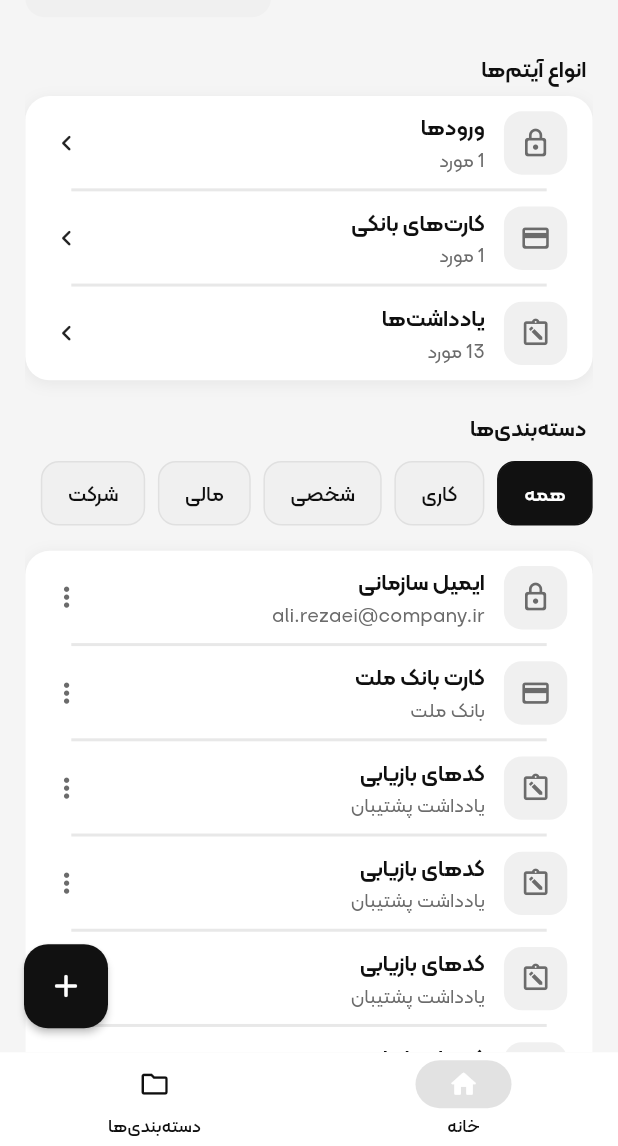
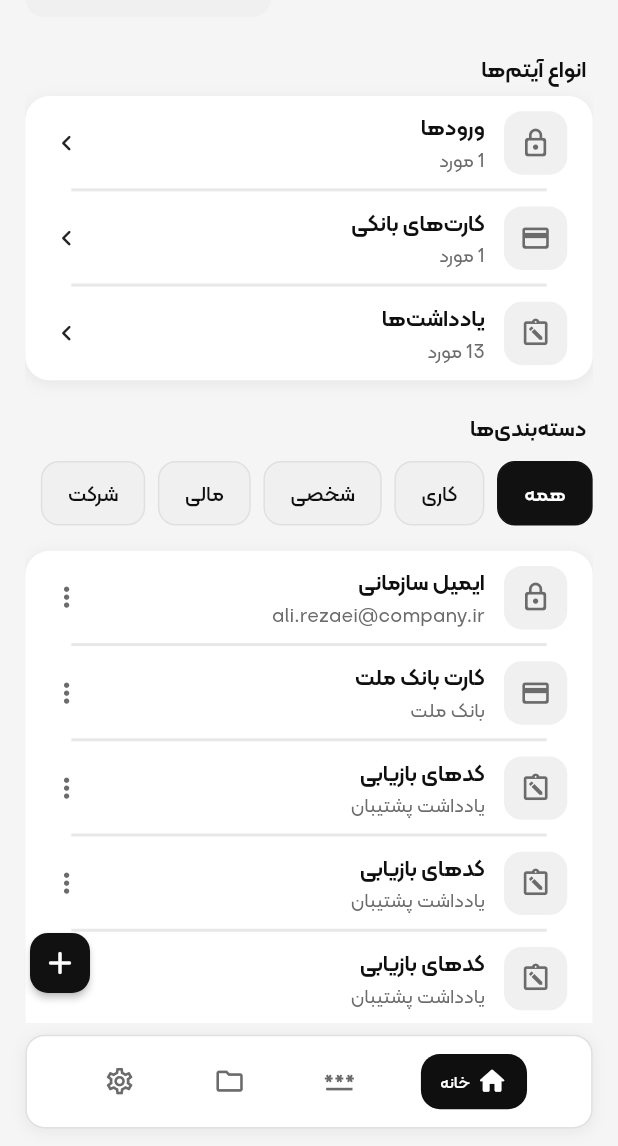
Before and after one commit to javadHeidary/keyva, a Flutter app: the MainShellView screen opened by its route, in the side drawer, after a tap on the "menu" icon, on a phone screen of 412 x 824 dp, the part 90-1236 px from its top. Run offline on Flutter 3.47's test engine with Material 3 defaults, Android fonts, the phone set to English and light mode, and no system bars; our stand-ins replace flutter_svg, get, shared_preferences, vector_graphics; missing offline and left inert: iranian_banks, persian_number_utility; accounts and stored records are empty.

Commit message:
UI : Navigation bar view

```diff
--- a/lib/core/routes/app_routing.dart
+++ b/lib/core/routes/app_routing.dart
@@ -25,10 +25,7 @@ import 'package:keyva/feature/type/note/view/note_create_view.dart';
 import 'package:keyva/feature/type/note/view/note_details_view.dart';
 import 'package:keyva/feature/type/note/view/note_edit_view.dart';
 import 'package:keyva/feature/password_generator/bindings/password_generator_bindings.dart';
-import 'package:keyva/feature/password_generator/view/password_generator_view.dart';
 import 'package:keyva/feature/password_generator/view/password_history_view.dart';
-import 'package:keyva/feature/settings/bindings/settings_bindings.dart';
-import 'package:keyva/feature/settings/view/settings_view.dart';
 import 'package:keyva/feature/widget_builder_test.dart';
 
 class AppRoutes {
@@ -130,19 +127,9 @@ class AppRoutes {
       binding: NoteDetailsBindings(),
     ),
     GetPage(
-      name: passwordGenerator,
-      page: () => const PasswordGeneratorView(),
-      binding: PasswordGeneratorBindings(),
-    ),
-    GetPage(
       name: passwordGeneratorHistory,
       page: () => const PasswordHistoryView(),
       binding: PasswordHistoryBindings(),
-    ),
-    GetPage(
-      name: settings,
-      page: () => const SettingsView(),
-      binding: SettingsBindings(),
     ),
     GetPage(
       name: categoryCreate,
--- a/lib/core/theme/app_sizes.dart
+++ b/lib/core/theme/app_sizes.dart
@@ -11,6 +11,6 @@ class AppSizes {
   static const double iconXl = 28;
 
   static const double appBarHeight = 56;
-  static const double bottomNavHeight = 64;
+  static const double bottomNavHeight = 48;
   static const double itemHeight = 64;
 }
--- a/lib/feature/auth/view_model/auth_login_viewmodel.dart
+++ b/lib/feature/auth/view_model/auth_login_viewmodel.dart
@@ -1,5 +1,6 @@
 import 'package:flutter/material.dart';
 import 'package:get/get.dart';
+import 'package:keyva/core/routes/app_routing.dart';
 
 class LoginController extends GetxController {
   final passwordController = TextEditingController();
@@ -18,6 +19,7 @@ class LoginController extends GetxController {
 
     try {
       await Future.delayed(const Duration(milliseconds: 800));
+      Get.offAllNamed(AppRoutes.home);
     } catch (e) {
       errorMessage.value = 'خطا در ورود. لطفاً دوباره تلاش کنید';
     } finally {
--- a/lib/feature/auth/view_model/auth_register_viewmodel.dart
+++ b/lib/feature/auth/view_model/auth_register_viewmodel.dart
@@ -1,5 +1,6 @@
 import 'package:flutter/material.dart';
 import 'package:get/get.dart';
+import 'package:keyva/core/routes/app_routing.dart';
 
 class RegisterController extends GetxController {
   final usernameController = TextEditingController();
@@ -43,7 +44,7 @@ class RegisterController extends GetxController {
 
     try {
       await Future.delayed(const Duration(milliseconds: 900));
-      Get.offAllNamed('/vault');
+      Get.offAllNamed(AppRoutes.home);
     } catch (e) {
       errorMessage.value = 'خطا در ایجاد حساب. لطفاً دوباره تلاش کنید';
     } finally {
--- a/lib/feature/category/view/category_list_view.dart
+++ b/lib/feature/category/view/category_list_view.dart
@@ -1,10 +1,11 @@
 import 'package:flutter/material.dart';
 import 'package:get/get.dart';
+import 'package:keyva/core/theme/app_radius.dart';
 import 'package:keyva/core/theme/app_sizes.dart';
 import 'package:keyva/core/theme/app_spacing.dart';
+import 'package:keyva/core/theme/app_typography.dart';
 import 'package:keyva/core/theme/extensions/responsive_extentions.dart';
 import 'package:keyva/core/theme/extensions/theme_extentions.dart';
-import 'package:keyva/core/theme/app_typography.dart';
 import 'package:keyva/feature/category/util/category_icons.dart';
 import 'package:keyva/feature/category/viewmodel/category_list_viewmodel.dart';
 import 'package:keyva/shared/widget/app_dialog_widget.dart';
@@ -20,7 +21,10 @@ class CategoryListView extends GetView<CategoryListViewModel> {
 
     return Scaffold(
       backgroundColor: colors.pageBackground,
-      floatingActionButton: FloatingActionButton(
+      floatingActionButton: FloatingActionButton.small(
+        shape: RoundedRectangleBorder(
+          borderRadius: BorderRadius.circular(AppRadius.medium),
+        ),
         heroTag: 'category_list_fab',
         onPressed: controller.openCreate,
         backgroundColor: colors.primary,
@@ -44,7 +48,7 @@ class CategoryListView extends GetView<CategoryListViewModel> {
                   AppSpacing.pagePadding.s,
                   AppSpacing.md.h,
                   AppSpacing.pagePadding.s,
-                  96.h,
+                  AppSpacing.sm.h,
                 ),
                 sliver: categories.isEmpty
                     ? SliverToBoxAdapter(
--- a/lib/feature/home/view/home_view.dart
+++ b/lib/feature/home/view/home_view.dart
@@ -9,9 +9,11 @@ import 'package:keyva/core/theme/app_spacing.dart';
 import 'package:keyva/core/theme/app_typography.dart';
 import 'package:keyva/core/theme/extensions/responsive_extentions.dart';
 import 'package:keyva/core/theme/extensions/theme_extentions.dart';
+import 'package:keyva/feature/category/controller/category_catalog_controller.dart';
 import 'package:keyva/feature/home/model/vault_models.dart';
-import 'package:keyva/feature/category/controller/category_catalog_controller.dart';
 import 'package:keyva/feature/home/viewmodel/home_viewmodel.dart';
+import 'package:keyva/feature/shell/util/main_shell_navigation.dart';
+import 'package:keyva/feature/shell/viewmodel/main_shell_viewmodel.dart';
 import 'package:keyva/shared/widget/app_buttom_widget.dart';
 import 'package:keyva/shared/widget/app_list_item_widget.dart';
 import 'package:keyva/shared/widget/app_search_header_widger.dart';
@@ -25,11 +27,13 @@ class HomeView extends GetView<HomeController> {
 
     return Scaffold(
       key: controller.scaffoldKey,
-      backgroundColor: colors.pageBackground,
       endDrawer: const _HomeNavigationDrawer(),
       floatingActionButton: Obx(() {
         if (controller.vaultItems.isEmpty) return const SizedBox.shrink();
-        return FloatingActionButton(
+        return FloatingActionButton.small(
+          shape: RoundedRectangleBorder(
+            borderRadius: BorderRadius.circular(AppRadius.medium),
+          ),
           heroTag: 'home_vault_fab',
           onPressed: controller.onAddItem,
           backgroundColor: colors.primary,
@@ -64,7 +68,7 @@ class _VaultContent extends GetView<HomeController> {
           SliverToBoxAdapter(child: _CategoriesSection()),
           SliverToBoxAdapter(child: _ItemsSection()),
           SliverToBoxAdapter(child: _TrashSection()),
-          SliverToBoxAdapter(child: SizedBox(height: AppSpacing.hugePlus.h)),
+          SliverToBoxAdapter(child: SizedBox(height: AppSpacing.lg.h)),
         ],
       ),
     );
@@ -578,10 +582,7 @@ class _HomeNavigationDrawer extends StatelessWidget {
             ),
             SizedBox(height: AppSpacing.lg.h),
             ListTile(
-              leading: Icon(
-                Icons.settings_rounded,
-                color: colors.primary,
-              ),
+              leading: Icon(Icons.settings_rounded, color: colors.primary),
               title: Text(
                 'تنظیمات',
                 style: AppTypography.bodyMedium.copyWith(
@@ -590,14 +591,11 @@ class _HomeNavigationDrawer extends StatelessWidget {
               ),
               onTap: () {
                 Navigator.of(context).pop();
-                Get.toNamed(AppRoutes.settings);
+                switchMainShellTab(MainShellTab.settings);
               },
             ),
             ListTile(
-              leading: Icon(
-                Icons.password_rounded,
-                color: colors.primary,
-              ),
+              leading: Icon(Icons.password_rounded, color: colors.primary),
               title: Text(
                 'تولید رمز عبور',
                 style: AppTypography.bodyMedium.copyWith(
@@ -606,7 +604,7 @@ class _HomeNavigationDrawer extends StatelessWidget {
               ),
               onTap: () {
                 Navigator.of(context).pop();
-                Get.toNamed(AppRoutes.passwordGenerator);
+                switchMainShellTab(MainShellTab.passwordGenerator);
               },
             ),
           ],
--- a/lib/feature/home/view/type_list_item_view.dart
+++ b/lib/feature/home/view/type_list_item_view.dart
@@ -27,7 +27,7 @@ class TypeListItemView extends GetView<HomeController> {
 
     return Scaffold(
       backgroundColor: colors.pageBackground,
-      floatingActionButton: FloatingActionButton(
+      floatingActionButton: FloatingActionButton.small(
         onPressed: () => controller.onAddItemForType(vaultType),
         backgroundColor: colors.primary,
         foregroundColor: colors.onPrimary,
--- a/lib/feature/home/viewmodel/home_viewmodel.dart
+++ b/lib/feature/home/viewmodel/home_viewmodel.dart
@@ -1,6 +1,8 @@
 import 'package:flutter/material.dart';
 import 'package:get/get.dart';
 import 'package:keyva/core/routes/app_routing.dart';
+import 'package:keyva/feature/shell/util/main_shell_navigation.dart';
+import 'package:keyva/feature/shell/viewmodel/main_shell_viewmodel.dart';
 import 'package:keyva/feature/category/controller/category_catalog_controller.dart';
 import 'package:keyva/feature/category/model/category_constants.dart';
 import 'package:keyva/feature/home/model/vault_models.dart';
@@ -24,7 +26,7 @@ class HomeController extends GetxController {
   }
 
   void openSettings() {
-    Get.toNamed(AppRoutes.settings);
+    switchMainShellTab(MainShellTab.settings);
   }
 
   CategoryCatalogController? get _catalog =>
--- a/lib/feature/password_generator/view/password_generator_view.dart
+++ b/lib/feature/password_generator/view/password_generator_view.dart
@@ -16,7 +16,9 @@ import 'package:keyva/shared/widget/password_strengthbar_widget.dart';
 import 'package:keyva/shared/widget/toggle_item_widget.dart';
 
 class PasswordGeneratorView extends GetView<PasswordGeneratorViewModel> {
-  const PasswordGeneratorView({super.key});
+  const PasswordGeneratorView({super.key, this.embeddedInShell = false});
+
+  final bool embeddedInShell;
 
   @override
   Widget build(BuildContext context) {
@@ -37,12 +39,14 @@ class PasswordGeneratorView extends GetView<PasswordGeneratorViewModel> {
                 child: AppHeaderWidget(
                   title: 'تولید رمز عبور',
                   titleAlign: TextAlign.center,
-                  leading: Icon(
-                    Icons.arrow_back_ios_new_rounded,
-                    size: AppSizes.iconMd.s,
-                    color: colors.textPrimary,
-                  ),
-                  onLeadingTap: Get.back,
+                  leading: embeddedInShell
+                      ? null
+                      : Icon(
+                          Icons.arrow_back_ios_new_rounded,
+                          size: AppSizes.iconMd.s,
+                          color: colors.textPrimary,
+                        ),
+                  onLeadingTap: embeddedInShell ? null : Get.back,
                   trailingActions: [
                     AppHeaderTrailingAction(
                       child: Icon(
@@ -60,7 +64,7 @@ class PasswordGeneratorView extends GetView<PasswordGeneratorViewModel> {
                   AppSpacing.pagePadding.s,
                   AppSpacing.sm.h,
                   AppSpacing.pagePadding.s,
-                  AppSpacing.xxl.h,
+                  AppSpacing.lg.h,
                 ),
                 sliver: SliverToBoxAdapter(
                   child: Column(
--- a/lib/feature/settings/view/settings_view.dart
+++ b/lib/feature/settings/view/settings_view.dart
@@ -49,7 +49,7 @@ class SettingsView extends GetView<SettingsViewModel> {
                   AppSpacing.pagePadding.s,
                   AppSpacing.sm.h,
                   AppSpacing.pagePadding.s,
-                  AppSpacing.xxl.h,
+                  AppSpacing.lg.h,
                 ),
                 sliver: SliverToBoxAdapter(
                   child: Column(
--- a/lib/feature/shell/bindings/main_shell_bindings.dart
+++ b/lib/feature/shell/bindings/main_shell_bindings.dart
@@ -2,13 +2,17 @@ import 'package:get/get.dart';
 import 'package:keyva/feature/category/bindings/category_bindings.dart';
 import 'package:keyva/feature/category/viewmodel/category_list_viewmodel.dart';
 import 'package:keyva/feature/home/bindings/home_bindings.dart';
+import 'package:keyva/feature/password_generator/bindings/password_generator_bindings.dart';
+import 'package:keyva/feature/settings/bindings/settings_bindings.dart';
 import 'package:keyva/feature/shell/viewmodel/main_shell_viewmodel.dart';
 
 class MainShellBindings extends Bindings {
   @override
   void dependencies() {
     HomeBindings().dependencies();
+    PasswordGeneratorBindings().dependencies();
     CategoryBindings().dependencies();
+    SettingsBindings().dependencies();
     Get.lazyPut(() => CategoryListViewModel());
     Get.lazyPut(() => MainShellController());
   }
--- /dev/null
+++ b/lib/feature/shell/util/main_shell_layout.dart
@@ -0,0 +1,56 @@
+import 'package:flutter/material.dart';
+import 'package:keyva/core/theme/app_sizes.dart';
+import 'package:keyva/core/theme/app_spacing.dart';
+import 'package:keyva/core/theme/extensions/responsive_extentions.dart';
+
+/// Layout metrics for the floating main-shell bottom navigation overlay.
+abstract final class MainShellLayout {
+  /// Vertical size of the nav bar row (must match [KeyvaBottomNavigationBar]).
+  static double navBarContentHeight(BuildContext context) {
+    return AppSizes.bottomNavHeight.h;
+  }
+
+  /// Full bottom overlay: safe area + margins + nav bar block.
+  static double bottomOverlayExtent(BuildContext context) {
+    final safeBottom = MediaQuery.paddingOf(context).bottom;
+    return safeBottom +
+        AppSpacing.md.h +
+        AppSpacing.sm.h * 2 +
+        navBarContentHeight(context);
+  }
+
+  /// Scroll/content inset so lists clear the floating nav bar.
+  static double contentBottomGap(BuildContext context) {
+    return bottomOverlayExtent(context) + AppSpacing.sm.h;
+  }
+
+  /// Estimate used where [BuildContext] is unavailable (e.g. FAB location).
+  static double estimatedOverlayExtent(double safeAreaBottom) {
+    return safeAreaBottom;
+  }
+}
+
+/// Positions FAB above the main-shell bottom navigation overlay.
+class MainShellFabLocation extends FloatingActionButtonLocation {
+  const MainShellFabLocation();
+
+  @override
+  Offset getOffset(ScaffoldPrelayoutGeometry scaffoldGeometry) {
+    final fabSize = scaffoldGeometry.floatingActionButtonSize;
+    final scaffoldSize = scaffoldGeometry.scaffoldSize;
+    final bottomInset = scaffoldGeometry.minInsets.bottom;
+    final navClearance = MainShellLayout.estimatedOverlayExtent(bottomInset);
+
+    final double end = scaffoldGeometry.textDirection == TextDirection.ltr
+        ? scaffoldSize.width - fabSize.width - kFloatingActionButtonMargin
+        : kFloatingActionButtonMargin;
+
+    final double y =
+        scaffoldSize.height -
+        fabSize.height -
+        kFloatingActionButtonMargin -
+        (navClearance - bottomInset);
+
+    return Offset(end, y);
+  }
+}
--- /dev/null
+++ b/lib/feature/shell/util/main_shell_navigation.dart
@@ -0,0 +1,7 @@
+import 'package:get/get.dart';
+import 'package:keyva/feature/shell/viewmodel/main_shell_viewmodel.dart';
+
+void switchMainShellTab(int index) {
+  if (!Get.isRegistered<MainShellController>()) return;
+  Get.find<MainShellController>().setTab(index);
+}
--- a/lib/feature/shell/view/main_shell_view.dart
+++ b/lib/feature/shell/view/main_shell_view.dart
@@ -1,46 +1,66 @@
 import 'package:flutter/material.dart';
 import 'package:get/get.dart';
-import 'package:keyva/core/theme/app_sizes.dart';
-import 'package:keyva/core/theme/extensions/responsive_extentions.dart';
-import 'package:keyva/core/theme/extensions/theme_extentions.dart';
 import 'package:keyva/feature/category/view/category_list_view.dart';
 import 'package:keyva/feature/home/view/home_view.dart';
+import 'package:keyva/feature/password_generator/view/password_generator_view.dart';
+import 'package:keyva/feature/settings/view/settings_view.dart';
 import 'package:keyva/feature/shell/viewmodel/main_shell_viewmodel.dart';
+import 'package:keyva/feature/shell/widget/keyva_bottom_navigation_bar.dart';
+import 'package:keyva/feature/shell/widget/main_shell_tab_insets.dart';
 
 class MainShellView extends GetView<MainShellController> {
   const MainShellView({super.key});
 
+  static const _navItems = [
+    KeyvaBottomNavItem(
+      label: 'خانه',
+      icon: Icons.home_outlined,
+      selectedIcon: Icons.home_rounded,
+    ),
+    KeyvaBottomNavItem(
+      label: 'تولید رمز',
+      icon: Icons.password_outlined,
+      selectedIcon: Icons.password_rounded,
+    ),
+    KeyvaBottomNavItem(
+      label: 'دسته‌بندی‌ها',
+      icon: Icons.folder_outlined,
+      selectedIcon: Icons.folder_rounded,
+    ),
+    KeyvaBottomNavItem(
+      label: 'تنظیمات',
+      icon: Icons.settings_outlined,
+      selectedIcon: Icons.settings_rounded,
+    ),
+  ];
+
   @override
   Widget build(BuildContext context) {
-    final colors = context.colors;
-
     return Obx(() {
       final index = controller.currentIndex.value;
 
       return Scaffold(
-        body: IndexedStack(
-          index: index,
-          children: const [
-            HomeView(),
-            CategoryListView(),
-          ],
-        ),
-        bottomNavigationBar: NavigationBar(
-          selectedIndex: index,
-          onDestinationSelected: controller.setTab,
-          height: AppSizes.bottomNavHeight.h,
-          backgroundColor: colors.card,
-          indicatorColor: colors.primary.withValues(alpha: 0.12),
-          destinations: [
-            NavigationDestination(
-              icon: Icon(Icons.home_outlined, size: AppSizes.iconMd.s),
-              selectedIcon: Icon(Icons.home_rounded, size: AppSizes.iconMd.s),
-              label: 'خانه',
+        extendBody: true,
+        body: Stack(
+          children: [
+            IndexedStack(
+              index: index,
+              children: const [
+                MainShellTabInsets(child: HomeView()),
+                MainShellTabInsets(
+                  child: PasswordGeneratorView(embeddedInShell: true),
+                ),
+                MainShellTabInsets(child: CategoryListView()),
+                MainShellTabInsets(child: SettingsView()),
+              ],
             ),
-            NavigationDestination(
-              icon: Icon(Icons.folder_outlined, size: AppSizes.iconMd.s),
-              selectedIcon: Icon(Icons.folder_rounded, size: AppSizes.iconMd.s),
-              label: 'دسته‌بندی‌ها',
+            Align(
+              alignment: Alignment.bottomCenter,
+              child: KeyvaBottomNavigationBar(
+                items: _navItems,
+                selectedIndex: index,
+                onItemSelected: controller.setTab,
+              ),
             ),
           ],
         ),
--- a/lib/feature/shell/viewmodel/main_shell_viewmodel.dart
+++ b/lib/feature/shell/viewmodel/main_shell_viewmodel.dart
@@ -1,9 +1,23 @@
 import 'package:get/get.dart';
 
+abstract final class MainShellTab {
+  static const int home = 0;
+  static const int passwordGenerator = 1;
+  static const int categories = 2;
+  static const int settings = 3;
+
+  static const int tabCount = 4;
+}
+
 class MainShellController extends GetxController {
-  final currentIndex = 0.obs;
+  final currentIndex = MainShellTab.home.obs;
 
   void setTab(int index) {
+    if (index < 0 || index >= MainShellTab.tabCount) return;
     currentIndex.value = index;
   }
+
+  void resetToHome() {
+    currentIndex.value = MainShellTab.home;
+  }
 }
--- /dev/null
+++ b/lib/feature/shell/widget/keyva_bottom_navigation_bar.dart
@@ -0,0 +1,137 @@
+import 'package:flutter/material.dart';
+import 'package:keyva/core/theme/app_radius.dart';
+import 'package:keyva/core/theme/app_sizes.dart';
+import 'package:keyva/core/theme/app_spacing.dart';
+import 'package:keyva/core/theme/app_typography.dart';
+import 'package:keyva/core/theme/extensions/responsive_extentions.dart';
+import 'package:keyva/core/theme/extensions/theme_extentions.dart';
+
+class KeyvaBottomNavItem {
+  const KeyvaBottomNavItem({
+    required this.label,
+    required this.icon,
+    required this.selectedIcon,
+  });
+
+  final String label;
+  final IconData icon;
+  final IconData selectedIcon;
+}
+
+class KeyvaBottomNavigationBar extends StatelessWidget {
+  const KeyvaBottomNavigationBar({
+    super.key,
+    required this.items,
+    required this.selectedIndex,
+    required this.onItemSelected,
+  });
+
+  final List<KeyvaBottomNavItem> items;
+  final int selectedIndex;
+  final ValueChanged<int> onItemSelected;
+
+  static BorderRadius get _barRadius =>
+      BorderRadius.circular(AppRadius.medium.s);
+
+  @override
+  Widget build(BuildContext context) {
+    final colors = context.colors;
+    final shadows = context.shadows;
+
+    return SafeArea(
+      top: false,
+      child: Padding(
+        padding: EdgeInsets.fromLTRB(
+          AppSpacing.pagePadding.s,
+          0,
+          AppSpacing.pagePadding.s,
+          AppSpacing.md.h,
+        ),
+        child: DecoratedBox(
+          decoration: BoxDecoration(
+            color: colors.card,
+            borderRadius: _barRadius,
+            border: Border.all(
+              color: colors.border,
+              width: AppSizes.inputBorderWidth,
+            ),
+            boxShadow: shadows.card,
+          ),
+          child: Padding(
+            padding: EdgeInsets.symmetric(
+              horizontal: AppSpacing.sm.s,
+              vertical: AppSpacing.sm.h,
+            ),
+            child: SizedBox(
+              height: AppSizes.bottomNavHeight.h,
+              child: Row(
+                mainAxisAlignment: MainAxisAlignment.spaceEvenly,
+                children: List.generate(items.length, (index) {
+                  final item = items[index];
+                  final isSelected = index == selectedIndex;
+                  return _KeyvaBottomNavBarItem(
+                    item: item,
+                    isSelected: isSelected,
+                    onTap: () => onItemSelected(index),
+                  );
+                }),
+              ),
+            ),
+          ),
+        ),
+      ),
+    );
+  }
+}
+
+class _KeyvaBottomNavBarItem extends StatelessWidget {
+  const _KeyvaBottomNavBarItem({
+    required this.item,
+    required this.isSelected,
+    required this.onTap,
+  });
+
+  final KeyvaBottomNavItem item;
+  final bool isSelected;
+  final VoidCallback onTap;
+
+  @override
+  Widget build(BuildContext context) {
+    final colors = context.colors;
+    final iconSize = AppSizes.iconMd.s;
+    final pillRadius = BorderRadius.circular(AppRadius.medium.s);
+
+    return InkWell(
+      onTap: onTap,
+      borderRadius: pillRadius,
+      child: AnimatedContainer(
+        duration: const Duration(milliseconds: 200),
+        curve: Curves.easeInOut,
+        padding: EdgeInsets.symmetric(
+          horizontal: isSelected ? AppSpacing.md.s : AppSpacing.sm.s,
+          vertical: AppSpacing.sm.h,
+        ),
+        decoration: isSelected
+            ? BoxDecoration(color: colors.textPrimary, borderRadius: pillRadius)
+            : null,
+        child: Row(
+          mainAxisSize: MainAxisSize.min,
+          children: [
+            Icon(
+              isSelected ? item.selectedIcon : item.icon,
+              size: iconSize,
+              color: isSelected ? colors.card : colors.textSecondary,
+            ),
+            if (isSelected) ...[
+              SizedBox(width: AppSpacing.xs.s),
+              Text(
+                item.label,
+                style: AppTypography.labelSmall.copyWith(color: colors.card),
+              ),
+            ],
+          ],
+        ),
+      ),
+    );
+  }
+}
--- /dev/null
+++ b/lib/feature/shell/widget/main_shell_tab_insets.dart
@@ -0,0 +1,19 @@
+import 'package:flutter/material.dart';
+import 'package:keyva/feature/shell/util/main_shell_layout.dart';
+
+/// Reserves bottom space so tab content is not covered by the shell nav bar.
+class MainShellTabInsets extends StatelessWidget {
+  const MainShellTabInsets({super.key, required this.child});
+
+  final Widget child;
+
+  @override
+  Widget build(BuildContext context) {
+    return Padding(
+      padding: EdgeInsets.only(
+        bottom: MainShellLayout.contentBottomGap(context),
+      ),
+      child: child,
+    );
+  }
+}
--- a/lib/main.dart
+++ b/lib/main.dart
@@ -28,7 +28,7 @@ class KeyvaApp extends StatelessWidget {
       theme: AppTheme.light,
       darkTheme: AppTheme.dark,
       themeMode: ThemeMode.system,
-      initialRoute: AppRoutes.home,
+      initialRoute: AppRoutes.authLogin,
       getPages: AppRoutes.routes,
 
       builder: (context, child) {
```
